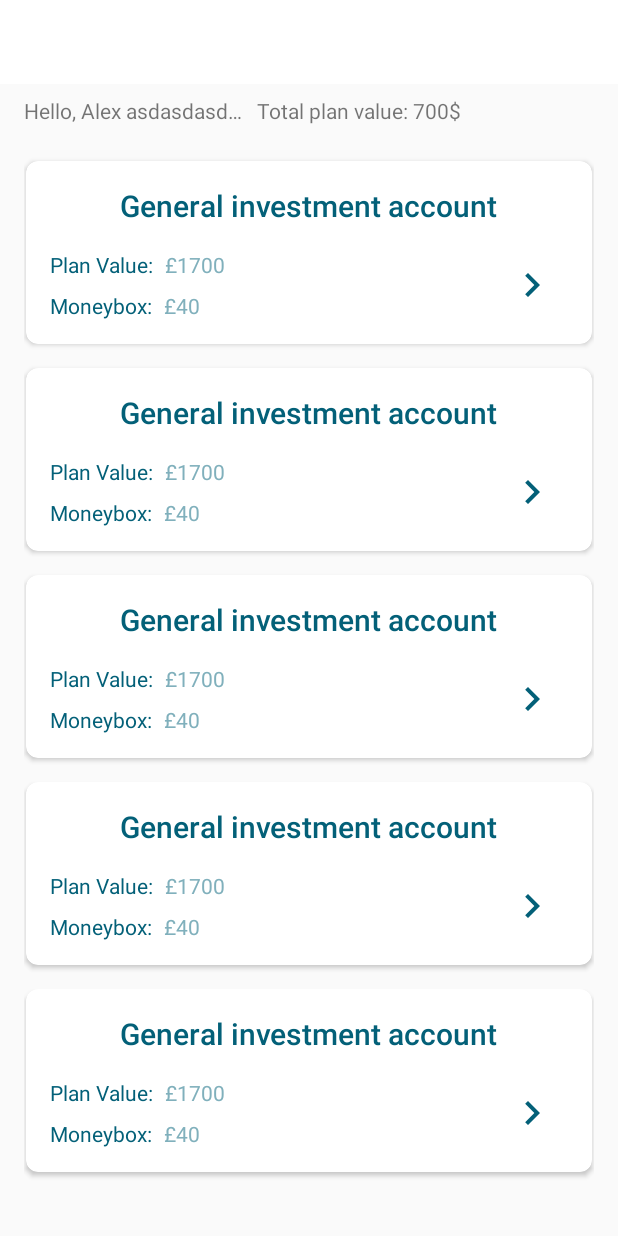
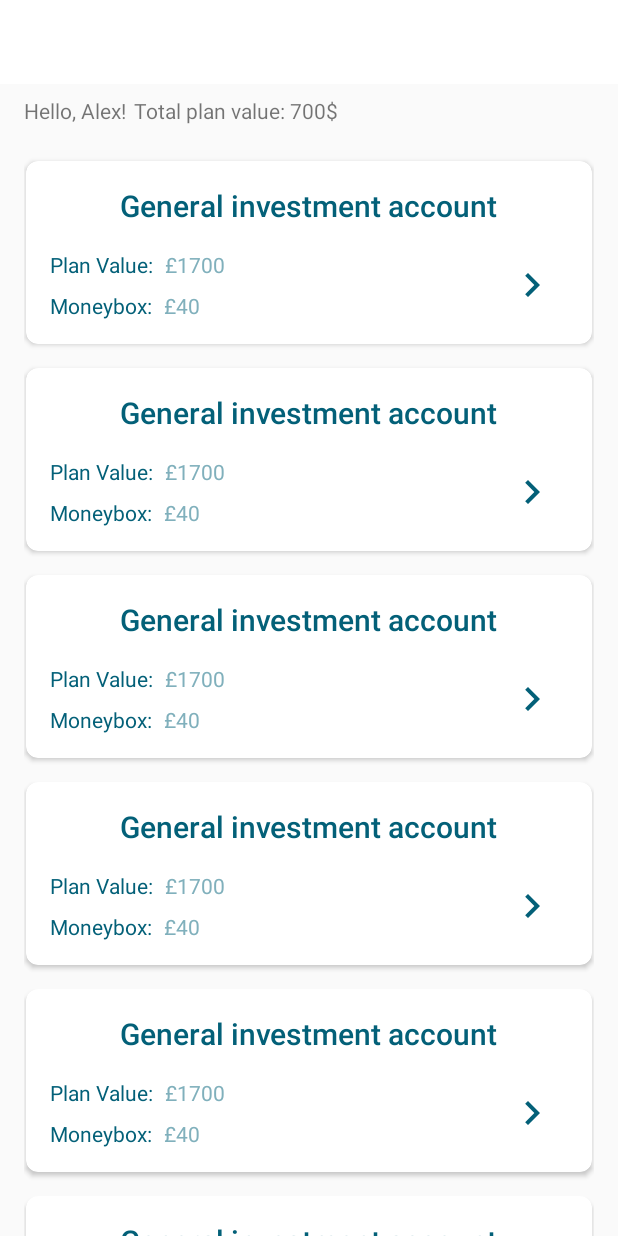
Before and after one commit to alexandrpershin/MyMoneyBox, an Android app: the layout fragment_user_accounts.xml on its own in the app's theme, with its tools: preview values and no code run, on a phone screen of 412 x 824 dp. Run offline under Robolectric (Android 15) with nearby library versions, the phone set to English and light mode, and no system bars.

```diff
--- a/app/src/main/java/com/example/minimoneybox/extensions/ResourcesExtensions.kt
+++ b/app/src/main/java/com/example/minimoneybox/extensions/ResourcesExtensions.kt
@@ -1,6 +1,7 @@
 package com.example.minimoneybox.extensions
 
-import androidx.annotation.*
+import androidx.annotation.ColorRes
+import androidx.annotation.StringRes
 import androidx.core.content.ContextCompat
 import com.example.minimoneybox.app.MoneyboxApplication
 
--- a/app/src/main/java/com/example/minimoneybox/persistence/Converters.kt
+++ b/app/src/main/java/com/example/minimoneybox/persistence/Converters.kt
@@ -1,8 +1,8 @@
 package com.example.minimoneybox.persistence
 
 import androidx.room.TypeConverter
+import com.example.minimoneybox.model.InvestorProduct
 import com.example.minimoneybox.model.ProductAccount
-import com.example.minimoneybox.model.InvestorProduct
 import com.google.gson.Gson
 import com.google.gson.reflect.TypeToken
 
--- a/app/src/main/java/com/example/minimoneybox/persistence/LocalDatabase.kt
+++ b/app/src/main/java/com/example/minimoneybox/persistence/LocalDatabase.kt
@@ -5,8 +5,8 @@ import androidx.room.Database
 import androidx.room.Room
 import androidx.room.RoomDatabase
 import androidx.room.TypeConverters
+import com.example.minimoneybox.model.InvestorProduct
 import com.example.minimoneybox.model.User
-import com.example.minimoneybox.model.InvestorProduct
 import com.example.minimoneybox.persistence.dao.InvestorProductDao
 import com.example.minimoneybox.persistence.dao.UserDao
 
--- a/app/src/main/java/com/example/minimoneybox/ui/login/LoginFragment.kt
+++ b/app/src/main/java/com/example/minimoneybox/ui/login/LoginFragment.kt
@@ -7,9 +7,7 @@ import com.example.minimoneybox.databinding.FragmentLoginBinding
 import com.example.minimoneybox.extensions.showErrorMessage
 import com.example.minimoneybox.ui.BaseFragment
 import com.example.minimoneybox.utils.textvalidator.EmailTextValidator
-import com.example.minimoneybox.utils.textvalidator.EmailValidator
 import com.example.minimoneybox.utils.textvalidator.PasswordTextValidator
-import org.koin.android.ext.android.inject
 import org.koin.androidx.viewmodel.ext.android.viewModel
 
 
--- a/app/src/main/java/com/example/minimoneybox/ui/useraccounts/UserAccountsFragment.kt
+++ b/app/src/main/java/com/example/minimoneybox/ui/useraccounts/UserAccountsFragment.kt
@@ -12,7 +12,6 @@ import com.example.minimoneybox.api.ErrorType
 import com.example.minimoneybox.databinding.FragmentUserAccountsBinding
 import com.example.minimoneybox.extensions.*
 import com.example.minimoneybox.ui.BaseFragment
-import com.example.minimoneybox.ui.cutomview.ToolbarPrimaryButton
 import org.koin.androidx.viewmodel.ext.android.viewModel
 
 class UserAccountsFragment : BaseFragment<FragmentUserAccountsBinding, UserAccountsViewModel>() {
--- a/app/src/main/res/layout/fragment_user_accounts.xml
+++ b/app/src/main/res/layout/fragment_user_accounts.xml
@@ -42,7 +42,7 @@
                 android:ellipsize="end"
                 app:layout_constraintStart_toStartOf="parent"
                 app:layout_constraintTop_toTopOf="parent"
-                tools:text="Hello, Alex asdasdasdasd!" />
+                tools:text="Hello, Alex!" />
 
             <TextView
                 android:id="@+id/tvTotalPlanValue"
@@ -68,7 +68,7 @@
                 app:layout_constraintEnd_toEndOf="parent"
                 app:layout_constraintStart_toStartOf="parent"
                 app:layout_constraintTop_toBottomOf="@id/tvTotalPlanValue"
-                tools:itemCount="5"
+                tools:itemCount="10"
                 tools:listitem="@layout/item_investment_account" />
 
         </androidx.constraintlayout.widget.ConstraintLayout>
```
Also changed, not shown: 1 other file.
